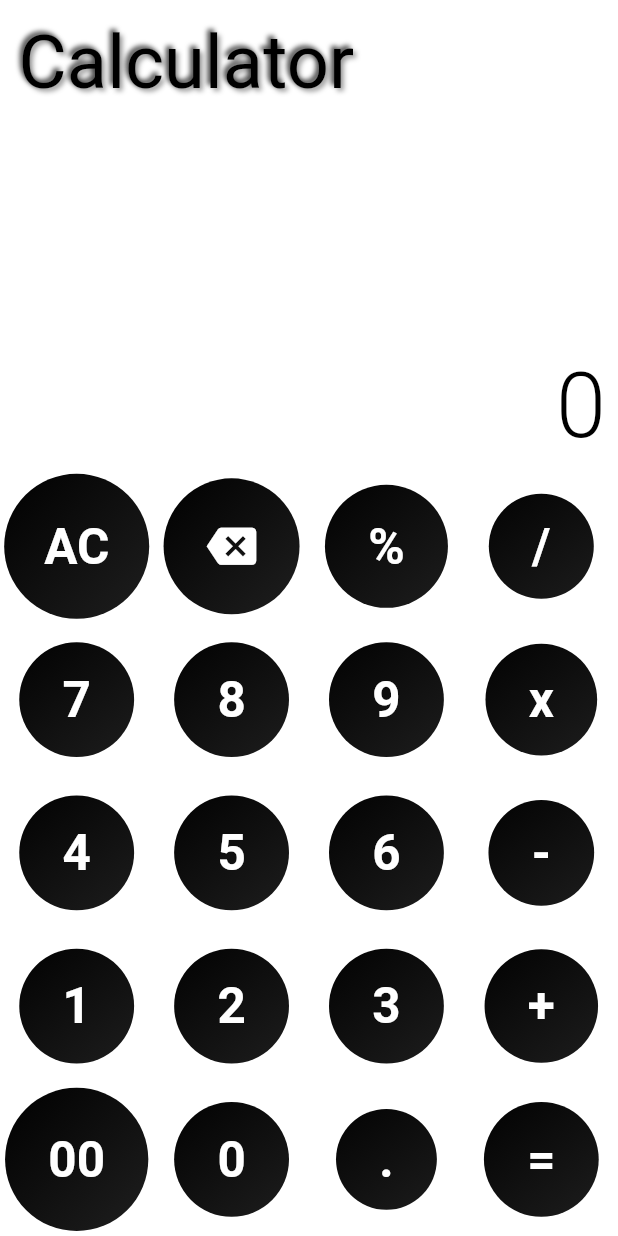
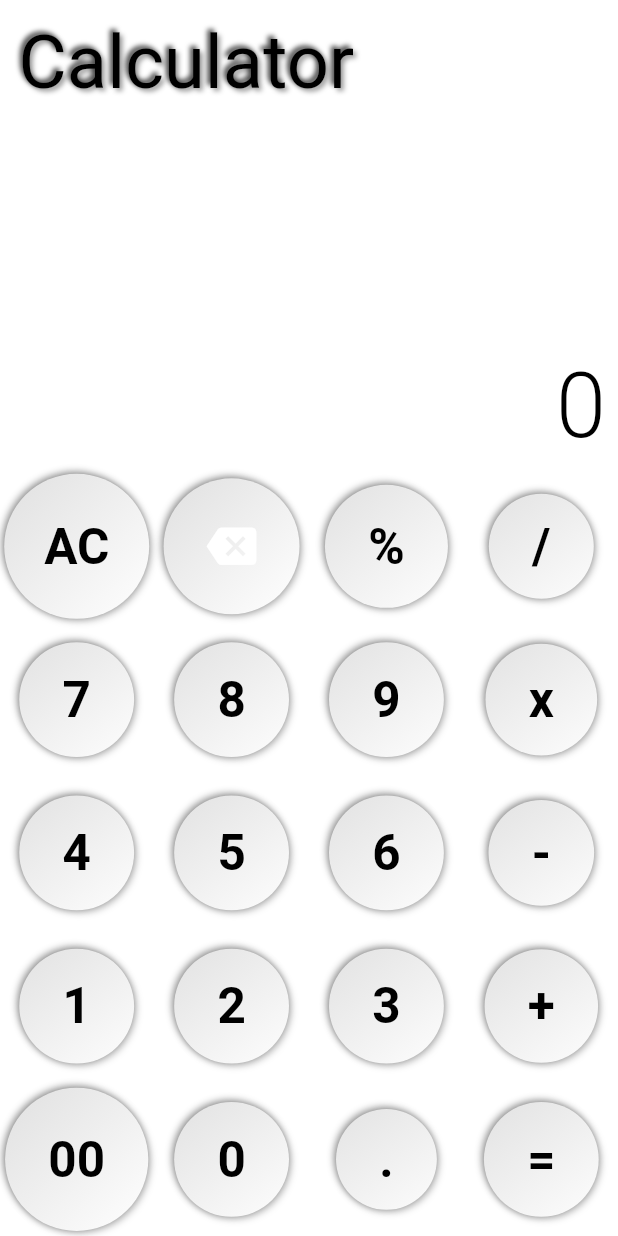
Before and after one commit to jinosh05/neumorphic_calculator, a Flutter app: the screen it shows after launch, on a phone screen of 412 x 824 dp. Run offline on Flutter 3.47's test engine with Material 2 defaults, Android fonts, the phone set to English and light mode, and no system bars; drawn by our look-alikes of auto_size_text, flutter_neumorphic.

Commit message:
Button widget theme applied

```diff
--- a/lib/components/button.dart
+++ b/lib/components/button.dart
@@ -36,21 +36,23 @@ class Button extends StatelessWidget {
           padding: EdgeInsets.all(
             SizeConfig.fs_03_5,
           ),
-          style: const NeumorphicStyle(
+          style: NeumorphicStyle(
             depth: 3,
             surfaceIntensity: 0.3,
             lightSource: LightSource.topLeft,
-            shadowLightColor: Colors.white54,
-            shadowDarkColor: Colors.white30,
-            color: Colors.black,
-            boxShape: NeumorphicBoxShape.circle(),
+            shadowLightColor:
+                !SizeConfig.isDarkMode ? Colors.black54 : Colors.white54,
+            shadowDarkColor:
+                !SizeConfig.isDarkMode ? Colors.black38 : Colors.white30,
+            color: SizeConfig.isDarkMode ? Colors.black : Colors.white,
+            boxShape: const NeumorphicBoxShape.circle(),
             shape: NeumorphicShape.concave,
           ),
           child: widget ??
               Text(
                 text,
                 style: TextStyle(
-                  color: Colors.white,
+                  color: !SizeConfig.isDarkMode ? Colors.black : Colors.white,
                   fontSize: SizeConfig.fs_04,
                   fontWeight: FontWeight.w600,
                 ),
```
